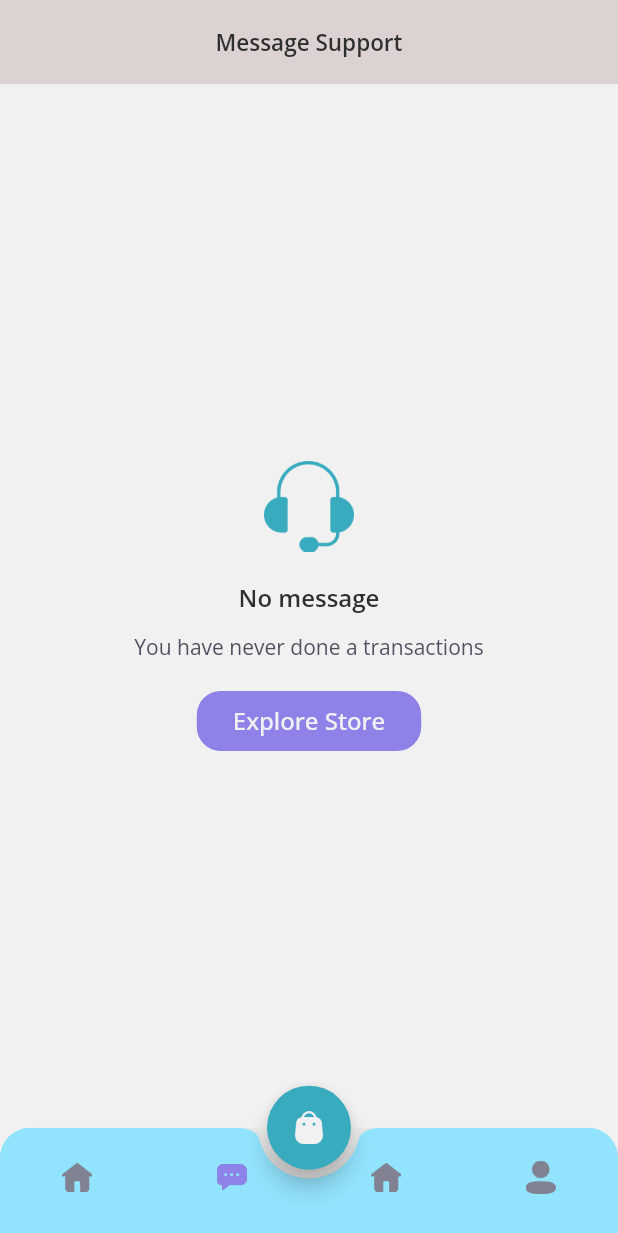
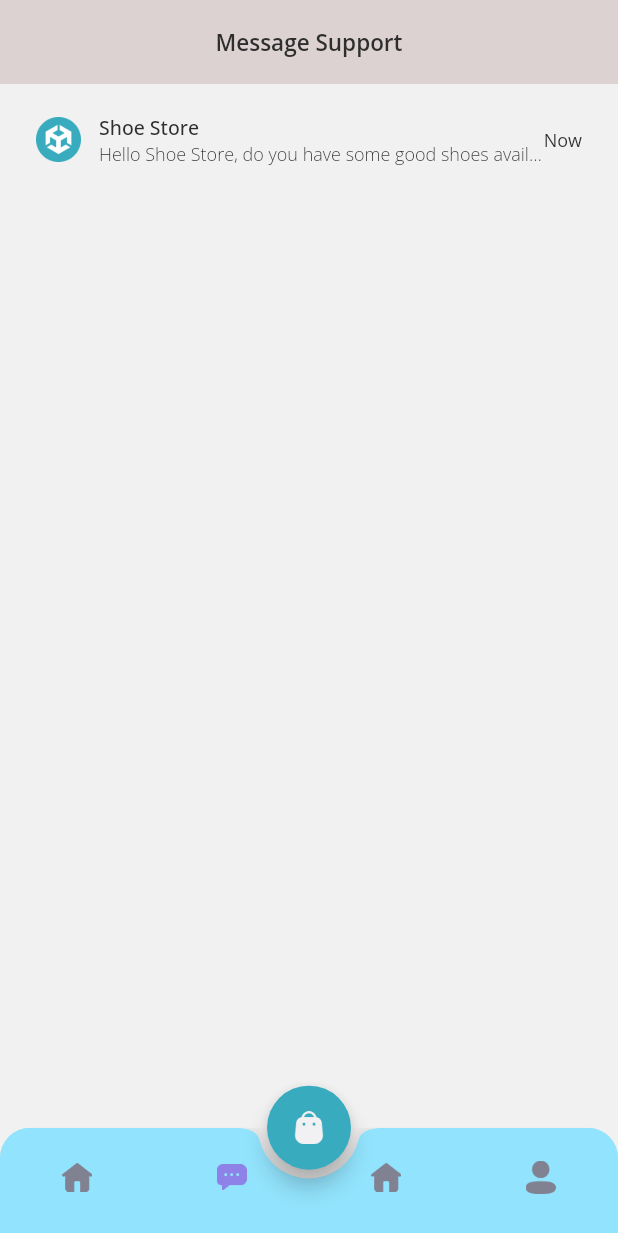
Before and after one commit to mddirga/market-frontend-flutter, a Flutter app: the MainPage screen opened by its route, item 2 of the bottom bar chosen, on a phone screen of 412 x 824 dp. Shown: the top 1233 px of the screen. Run offline on Flutter 3.47's test engine with Material 2 defaults, Android fonts, the phone set to English and light mode, and no system bars.

Commit message:
Chat Page - Content

```diff
--- a/lib/pages/home/chat_page.dart
+++ b/lib/pages/home/chat_page.dart
@@ -1,5 +1,6 @@
 import 'package:flutter/material.dart';
 import 'package:market/shared/theme.dart';
+import 'package:market/widgets/chat_tile.dart';
 
 class ChatPage extends StatelessWidget {
   const ChatPage({super.key});
@@ -22,7 +23,7 @@ class ChatPage extends StatelessWidget {
       );
     }
 
-    Widget content() {
+    Widget emptyChat() {
       return Expanded(
         child: Container(
           width: double.infinity,
@@ -86,6 +87,23 @@ class ChatPage extends StatelessWidget {
       );
     }
 
+    Widget content() {
+      return Expanded(
+        child: Container(
+          width: double.infinity,
+          color: backgroundColor1,
+          child: ListView(
+            padding: EdgeInsets.symmetric(
+              horizontal: defaultMargin,
+            ),
+            children: [
+              ChatTile(),
+            ],
+          ),
+        ),
+      );
+    }
+
     return Column(
       children: [
         header(),
--- /dev/null
+++ b/lib/widgets/chat_tile.dart
@@ -0,0 +1,57 @@
+import 'package:flutter/material.dart';
+import 'package:market/shared/theme.dart';
+
+class ChatTile extends StatelessWidget {
+  const ChatTile({super.key});
+
+  @override
+  Widget build(BuildContext context) {
+    return Container(
+      margin: const EdgeInsets.only(top: 20, bottom: 20),
+      child: Column(
+        children: [
+          Row(
+            children: [
+              Image.asset(
+                'assets/images/image_shop_logo.png',
+                width: 30,
+              ),
+              const SizedBox(
+                width: 12,
+              ),
+              Expanded(
+                child: Column(
+                  crossAxisAlignment: CrossAxisAlignment.start,
+                  children: [
+                    Text(
+                      'Shoe Store',
+                      style: primaryTextStyle.copyWith(
+                        fontSize: 13,
+                        fontWeight: medium,
+                      ),
+                    ),
+                    Text(
+                      'Hello Shoe Store, do you have some good shoes available today',
+                      style: primaryTextStyle.copyWith(
+                        fontSize: 12,
+                        fontWeight: light,
+                      ),
+                      overflow: TextOverflow.ellipsis,
+                    )
+                  ],
+                ),
+              ),
+              Text(
+                'Now',
+                style: primaryTextStyle.copyWith(
+                  fontSize: 12,
+                  fontWeight: regular,
+                ),
+              ),
+            ],
+          ),
+        ],
+      ),
+    );
+  }
+}
```
Also changed, not shown: assets/images/image_shop_logo.png (added).
